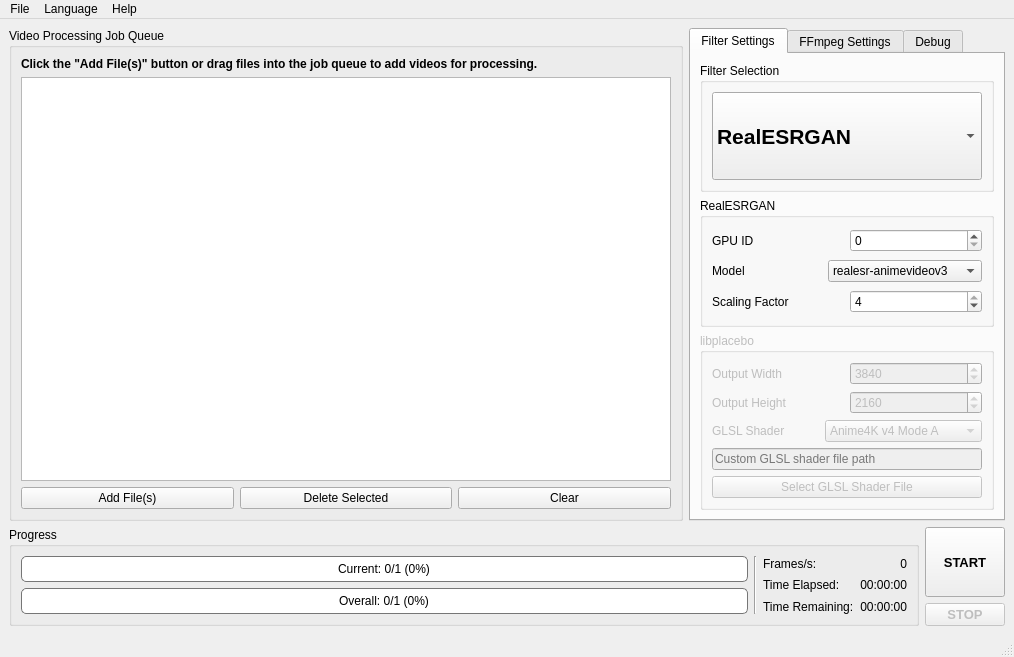
Above: src/mainwindow.ui from k4yt3x/video2x-qt6 before the change. Below: the same form after it.
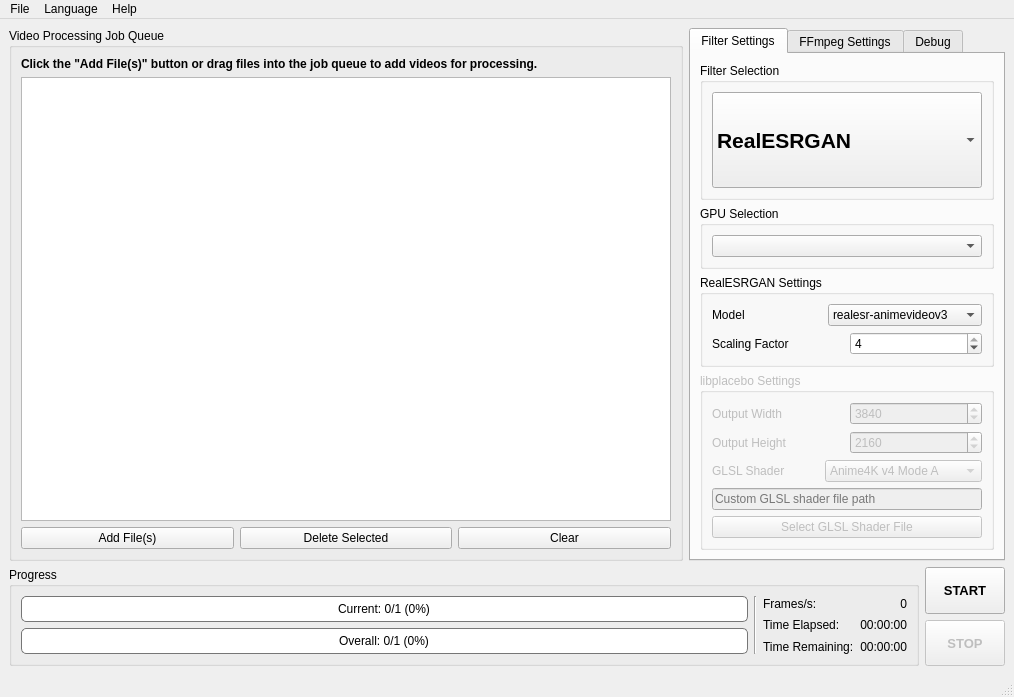
That is the form after the change. Custom widgets are drawn as their Qt base class.

Commit message: feat: added global Vulkan GPU selection

The edit to the form file:
```diff
--- a/src/mainwindow.ui
+++ b/src/mainwindow.ui
@@ -7,7 +7,7 @@
     <x>0</x>
     <y>0</y>
     <width>1014</width>
-    <height>657</height>
+    <height>697</height>
    </rect>
   </property>
   <property name="windowTitle">
@@ -133,7 +133,7 @@
                <item>
                 <widget class="QComboBox" name="filterSelectionComboBox">
                  <property name="sizePolicy">
-                  <sizepolicy hsizetype="Preferred" vsizetype="Preferred">
+                  <sizepolicy hsizetype="Preferred" vsizetype="Expanding">
                    <horstretch>0</horstretch>
                    <verstretch>0</verstretch>
                   </sizepolicy>
@@ -168,6 +168,31 @@
               </layout>
              </widget>
             </item>
+            <item>
+             <widget class="QGroupBox" name="groupBox_2">
+              <property name="sizePolicy">
+               <sizepolicy hsizetype="Preferred" vsizetype="Fixed">
+                <horstretch>0</horstretch>
+                <verstretch>0</verstretch>
+               </sizepolicy>
+              </property>
+              <property name="title">
+               <string>GPU Selection</string>
+              </property>
+              <layout class="QVBoxLayout" name="verticalLayout_2">
+               <item>
+                <widget class="QComboBox" name="gpuSelectionComboBox">
+                 <property name="sizePolicy">
+                  <sizepolicy hsizetype="Preferred" vsizetype="Fixed">
+                   <horstretch>0</horstretch>
+                   <verstretch>0</verstretch>
+                  </sizepolicy>
+                 </property>
+                </widget>
+               </item>
+              </layout>
+             </widget>
+            </item>
             <item>
              <widget class="QGroupBox" name="realesrganGroupBox">
               <property name="sizePolicy">
@@ -177,27 +202,9 @@
                </sizepolicy>
               </property>
               <property name="title">
-               <string>RealESRGAN</string>
+               <string>RealESRGAN Settings</string>
               </property>
               <layout class="QVBoxLayout" name="verticalLayout_11">
-               <item>
-                <layout class="QHBoxLayout" name="horizontalLayout_16">
-                 <item>
-                  <widget class="QLabel" name="label_12">
-                   <property name="text">
-                    <string>GPU ID</string>
-                   </property>
-                  </widget>
-                 </item>
-                 <item>
-                  <widget class="QSpinBox" name="realesrganGpuIdSpinBox">
-                   <property name="toolTip">
-                    <string>&lt;html&gt;&lt;head/&gt;&lt;body&gt;&lt;p&gt;The Vulkan GPU ID obtained when listing GPUs with Vulkan.&lt;/p&gt;&lt;/body&gt;&lt;/html&gt;</string>
-                   </property>
-                  </widget>
-                 </item>
-                </layout>
-               </item>
                <item>
                 <layout class="QHBoxLayout" name="horizontalLayout_6">
                  <item>
@@ -282,7 +289,7 @@
                </sizepolicy>
               </property>
               <property name="title">
-               <string>libplacebo</string>
+               <string>libplacebo Settings</string>
               </property>
               <layout class="QVBoxLayout" name="verticalLayout_14">
                <item>
@@ -937,7 +944,7 @@
            <bool>false</bool>
           </property>
           <property name="sizePolicy">
-           <sizepolicy hsizetype="Minimum" vsizetype="Maximum">
+           <sizepolicy hsizetype="Minimum" vsizetype="Preferred">
             <horstretch>0</horstretch>
             <verstretch>0</verstretch>
            </sizepolicy>
```
Left out of the diff: 19 changed lines with no effect on the pictures. The commit also changes 5 other files.
